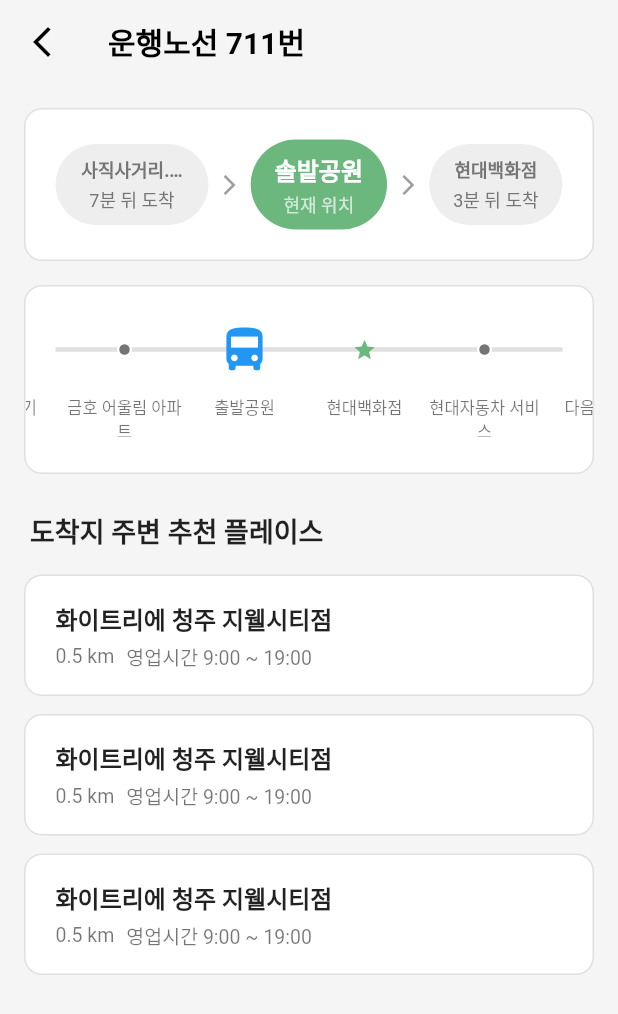
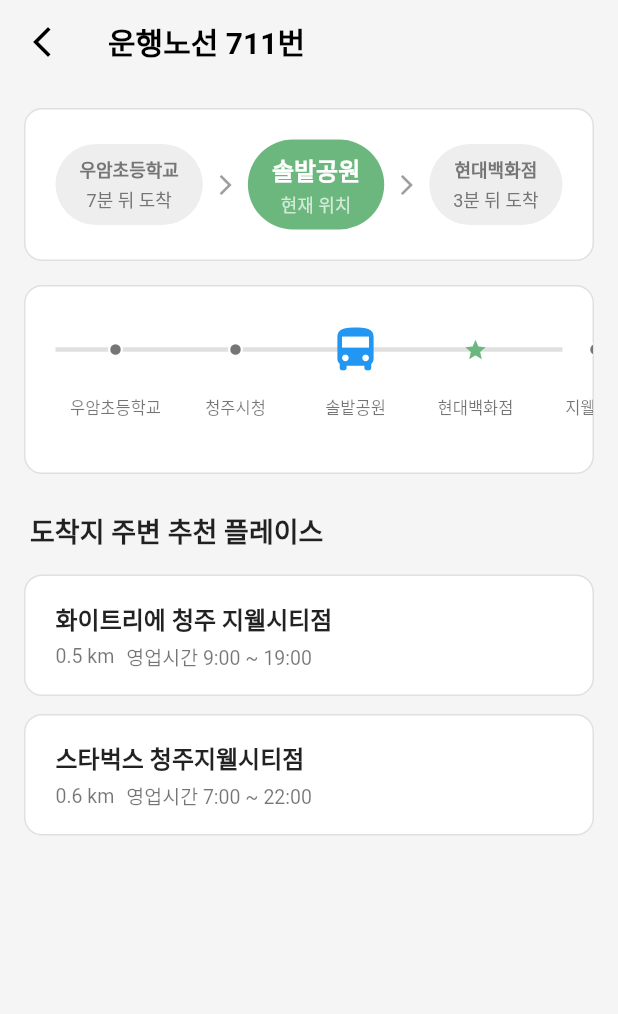
Before and after one commit to LikeLion-CJU-CPR/bustar_app, a Flutter app: the RouteStatusScreen screen opened directly, on a phone screen of 412 x 824 dp. Shown: the top 1014 px of the screen. Run offline on Flutter 3.47's test engine with Material 3 defaults, Android fonts, the phone set to English and light mode, and no system bars.

Commit message:
feat: 더미데이터 기반 동적 경로 데이터 표현

```diff
--- a/lib/screens/home/widgets/favorite_routes_card.dart
+++ b/lib/screens/home/widgets/favorite_routes_card.dart
@@ -36,7 +36,7 @@ class _FavoriteRoutesSectionState extends State<FavoriteRoutesSection> {
                       child: _buildFavoriteRouteCard(
                         '청주대학교.뉴시스',
                         '오송역종점 정류장',
-                        idx: 2,
+                        idx: 1,
                         fromColor: Colors.red,
                         toColor: Colors.red,
                       ),
@@ -75,7 +75,9 @@ class _FavoriteRoutesSectionState extends State<FavoriteRoutesSection> {
       onTap: () {
         Navigator.push(
           context,
-          MaterialPageRoute(builder: (context) => RouteStatusScreen(index: idx)),
+          MaterialPageRoute(
+            builder: (context) => RouteStatusScreen(index: idx),
+          ),
         );
       },
       child: CustomCard(
--- a/lib/screens/route/route_status_screen.dart
+++ b/lib/screens/route/route_status_screen.dart
@@ -3,63 +3,185 @@ import 'package:bustar_app/screens/route/widgets/route_overview_card.dart';
 import 'package:bustar_app/screens/route/widgets/stop_progress_card.dart';
 import 'package:bustar_app/screens/route/widgets/recommendation_card.dart';
 
+// Dummy Data
+final List<Map<String, dynamic>> dummyData = [
+  {
+    'routeNumber': '711번',
+    'routeType': '간선',
+    'routeOverview': {
+      'start': '우암초등학교',
+      'startETA': '7분 뒤 도착',
+      'current': '솔밭공원',
+      'currentETA': '현재 위치',
+      'end': '현대백화점',
+      'endETA': '3분 뒤 도착',
+    },
+    'stopProgress': [
+      {
+        'stopName': '우암초등학교',
+        'isCurrent': false,
+        'isPassed': true,
+        'isDestination': false,
+      },
+      {
+        'stopName': '청주시청',
+        'isCurrent': false,
+        'isPassed': true,
+        'isDestination': false,
+      },
+      {
+        'stopName': '솔밭공원',
+        'isCurrent': true,
+        'isPassed': false,
+        'isDestination': false,
+      },
+      {
+        'stopName': '현대백화점',
+        'isCurrent': false,
+        'isPassed': false,
+        'isDestination': true,
+      },
+      {
+        'stopName': '지웰시티',
+        'isCurrent': false,
+        'isPassed': false,
+        'isDestination': false,
+      },
+    ],
+    'recommendations': [
+      {
+        'title': '화이트리에 청주 지웰시티점',
+        'distance': '0.5 km',
+        'hours': '영업시간 9:00 ~ 19:00',
+      },
+      {
+        'title': '스타벅스 청주지웰시티점',
+        'distance': '0.6 km',
+        'hours': '영업시간 7:00 ~ 22:00',
+      },
+    ],
+  },
+  {
+    'routeNumber': '747번',
+    'routeType': '급행',
+    'routeOverview': {
+      'start': '비하동',
+      'startETA': '5분 뒤 도착',
+      'current': '가경터미널',
+      'currentETA': '현재 위치',
+      'end': '충북대학교',
+      'endETA': '10분 뒤 도착',
+    },
+    'stopProgress': [
+      {
+        'stopName': '비하동',
+        'isCurrent': false,
+        'isPassed': true,
+        'isDestination': false,
+      },
+      {
+        'stopName': '가경터미널',
+        'isCurrent': true,
+        'isPassed': false,
+        'isDestination': false,
+      },
+      {
+        'stopName': '사창사거리',
+        'isCurrent': false,
+        'isPassed': false,
+        'isDestination': false,
+      },
+      {
+        'stopName': '충북대학교',
+        'isCurrent': false,
+        'isPassed': false,
+        'isDestination': true,
+      },
+    ],
+    'recommendations': [
+      {
+        'title': '충북대 정문 맛집',
+        'distance': '0.2 km',
+        'hours': '영업시간 11:00 ~ 22:00',
+      },
+    ],
+  },
+];
+
 class RouteStatusScreen extends StatelessWidget {
-  const RouteStatusScreen({super.key, required index});
+  final int index;
+  const RouteStatusScreen({super.key, required this.index});
 
   @override
   Widget build(BuildContext context) {
+    final routeData = dummyData[index];
+    final routeOverviewData =
+        routeData['routeOverview'] as Map<String, dynamic>;
+    final stopProgressData =
+        routeData['stopProgress'] as List<Map<String, dynamic>>;
+    final recommendationsData =
+        routeData['recommendations'] as List<Map<String, dynamic>>;
+    final routeTypeData = routeData['routeType'] as String;
+
     return Scaffold(
       backgroundColor: Colors.grey.shade100,
       appBar: AppBar(
-        title: const Text(
-          '운행노선 711번',
-          style: TextStyle(color: Colors.black, fontWeight: FontWeight.bold),
+        title: Text(
+          '운행노선 ${routeData['routeNumber']}',
+          style: const TextStyle(
+            color: Colors.black,
+            fontWeight: FontWeight.bold,
+          ),
         ),
         backgroundColor: Colors.transparent,
         elevation: 0,
         leading: IconButton(
           icon: const Icon(Icons.arrow_back_ios_new, color: Colors.black),
-          onPressed: () => Navigator.of(context).pop(),
+          onPressed: () {
+            if (Navigator.canPop(context)) {
+              Navigator.pop(context);
+            }
+          },
         ),
       ),
-      body: const SingleChildScrollView(
-        padding: EdgeInsets.all(16.0),
+      body: SingleChildScrollView(
+        padding: const EdgeInsets.all(16.0),
         child: Column(
           crossAxisAlignment: CrossAxisAlignment.start,
           children: [
             // 1. 노선 개요 카드
-            RouteOverviewCard(),
-            SizedBox(height: 16),
+            RouteOverviewCard(
+              start: routeOverviewData['start']!,
+              startETA: routeOverviewData['startETA']!,
+              current: routeOverviewData['current']!,
+              currentETA: routeOverviewData['currentETA']!,
+              end: routeOverviewData['end']!,
+              endETA: routeOverviewData['endETA']!,
+            ),
+            const SizedBox(height: 16),
 
             // 2. 정류장 진행 상태 카드
-            StopProgressCard(),
-            SizedBox(height: 24),
+            StopProgressCard(stops: stopProgressData, routeType: routeTypeData),
+            const SizedBox(height: 24),
 
             // 3. 추천 플레이스 섹션
-            Padding(
+            const Padding(
               padding: EdgeInsets.only(left: 4.0, bottom: 16.0),
               child: Text(
                 '도착지 주변 추천 플레이스',
                 style: TextStyle(fontSize: 18, fontWeight: FontWeight.bold),
               ),
             ),
-            RecommendationCard(
-              title: '화이트리에 청주 지웰시티점',
-              distance: '0.5 km',
-              hours: '영업시간 9:00 ~ 19:00',
-            ),
-            SizedBox(height: 12),
-            RecommendationCard(
-              title: '화이트리에 청주 지웰시티점',
-              distance: '0.5 km',
-              hours: '영업시간 9:00 ~ 19:00',
-            ),
-            SizedBox(height: 12),
-            RecommendationCard(
-              title: '화이트리에 청주 지웰시티점',
-              distance: '0.5 km',
-              hours: '영업시간 9:00 ~ 19:00',
-            ),
+            ...recommendationsData.map((rec) {
+              return Padding(
+                padding: const EdgeInsets.only(bottom: 12.0),
+                child: RecommendationCard(
+                  title: rec['title']!,
+                  distance: rec['distance']!,
+                  hours: rec['hours']!,
+                ),
+              );
+            }),
           ],
         ),
       ),
--- a/lib/screens/route/widgets/route_overview_card.dart
+++ b/lib/screens/route/widgets/route_overview_card.dart
@@ -4,7 +4,22 @@ import 'package:bustar_app/widgets/custom_card.dart';
 import 'package:bustar_app/extensions/string_extensions.dart';
 
 class RouteOverviewCard extends StatelessWidget {
-  const RouteOverviewCard({super.key});
+  final String start;
+  final String startETA;
+  final String current;
+  final String currentETA;
+  final String end;
+  final String endETA;
+
+  const RouteOverviewCard({
+    super.key,
+    required this.start,
+    required this.startETA,
+    required this.current,
+    required this.currentETA,
+    required this.end,
+    required this.endETA,
+  });
 
   @override
   Widget build(BuildContext context) {
@@ -16,15 +31,11 @@ class RouteOverviewCard extends StatelessWidget {
           Row(
             mainAxisAlignment: MainAxisAlignment.spaceBetween,
             children: [
-              _buildStep(
-                '사직사거리.시립미술관(교육도서관) 정류장',
-                '7분 뒤 도착',
-                Colors.grey.shade600,
-              ),
+              _buildStep(start, startETA, Colors.grey.shade600),
               const Icon(Icons.arrow_forward_ios, color: Colors.grey, size: 16),
-              _buildStep('솔밭공원', '현재 위치', Colors.black, isCurrent: true),
+              _buildStep(current, currentETA, Colors.black, isCurrent: true),
               const Icon(Icons.arrow_forward_ios, color: Colors.grey, size: 16),
-              _buildStep('현대백화점', '3분 뒤 도착', Colors.grey.shade600),
+              _buildStep(end, endETA, Colors.grey.shade600),
             ],
           ),
         ],
--- a/lib/screens/route/widgets/stop_progress_card.dart
+++ b/lib/screens/route/widgets/stop_progress_card.dart
@@ -1,30 +1,34 @@
 import 'package:flutter/material.dart';
-
 import 'package:bustar_app/widgets/custom_card.dart';
 
 class StopProgressCard extends StatefulWidget {
-  const StopProgressCard({super.key});
+  final List<Map<String, dynamic>> stops;
+  final String routeType;
+  const StopProgressCard({
+    super.key,
+    required this.stops,
+    required this.routeType,
+  });
 
   @override
   State<StopProgressCard> createState() => _StopProgressCardState();
 }
 
 class _StopProgressCardState extends State<StopProgressCard> {
-  // ✨ 2. ScrollController 생성
   final ScrollController _scrollController = ScrollController();
-
-  // 각 정류장 아이템의 너비
   final double _itemWidth = 80.0;
-
-  // 버스 아이콘의 인덱스 (0부터 시작)
-  final int _busIconIndex = 4;
+  int _busIconIndex = 0;
 
   @override
   void initState() {
     super.initState();
-    // ✨ 3. 첫 프레임이 렌더링된 후 스크롤 위치를 계산하고 이동
+    _busIconIndex = widget.stops.indexWhere(
+      (stop) => stop['isCurrent'] == true,
+    );
     WidgetsBinding.instance.addPostFrameCallback((_) {
-      _scrollToCenter();
+      if (_busIconIndex != -1) {
+        _scrollToCenter();
+      }
     });
   }
 
@@ -34,18 +38,11 @@ class _StopProgressCardState extends State<StopProgressCard> {
     super.dispose();
   }
 
-  // 버스 아이콘이 중앙에 오도록 스크롤하는 함수
   void _scrollToCenter() {
-    // 화면의 중앙 위치 계산
     final screenWidth = MediaQuery.of(context).size.width;
     final centerPosition = screenWidth / 2;
-
-    // 버스 아이콘의 중앙까지의 스크롤 위치 계산
-    // (버스 아이콘의 인덱스 * 아이템 너비) + (아이템 너비의 절반) - (화면 너비의 절반)
     final scrollOffset =
-        ((_busIconIndex + 1) * _itemWidth) + (_itemWidth / 2) - centerPosition;
-
-    // 계산된 위치로 스크롤 이동
+        ((_busIconIndex) * _itemWidth) + (_itemWidth / 2) - centerPosition;
     _scrollController.animateTo(
       scrollOffset,
       duration: const Duration(milliseconds: 500),
@@ -53,8 +50,22 @@ class _StopProgressCardState extends State<StopProgressCard> {
     );
   }
 
+  Color _getBusColor() {
+    switch (widget.routeType) {
+      case '급행':
+        return Colors.red;
+      case '간선':
+        return Colors.blue;
+      case '순환':
+        return Colors.yellow;
+      default:
+        return Colors.grey;
+    }
+  }
+
   @override
   Widget build(BuildContext context) {
+    final busColor = _getBusColor();
     return CustomCard(
       padding: const EdgeInsets.symmetric(vertical: 24),
       child: SizedBox(
@@ -68,58 +79,25 @@ class _StopProgressCardState extends State<StopProgressCard> {
               child: Container(height: 3, color: Colors.grey.shade300),
             ),
             SingleChildScrollView(
-              // ✨ 4. 컨트롤러 연결
               controller: _scrollController,
               scrollDirection: Axis.horizontal,
               padding: const EdgeInsets.symmetric(horizontal: 20.0),
               child: Row(
-                children: [
-                  _StopItem(
-                    label: '충북대 입구',
-                    iconType: StopIconType.dot,
+                children: widget.stops.map((stop) {
+                  StopIconType iconType = StopIconType.dot;
+                  if (stop['isCurrent'] == true) {
+                    iconType = StopIconType.bus;
+                  } else if (stop['isDestination'] == true) {
+                    iconType = StopIconType.star;
+                  }
+
+                  return _StopItem(
+                    label: stop['stopName'],
+                    iconType: iconType,
                     itemWidth: _itemWidth,
-                  ),
-                  _StopItem(
-                    label: '산업단지 입구',
-                    iconType: StopIconType.dot,
-                    itemWidth: _itemWidth,
-                  ),
-                  _StopItem(
-                    label: '상화 전기',
-                    iconType: StopIconType.dot,
-                    itemWidth: _itemWidth,
-                  ),
-                  _StopItem(
-                    label: '금호 어울림 아파트',
-                    iconType: StopIconType.dot,
-                    itemWidth: _itemWidth,
-                  ),
-                  _StopItem(
-                    label: '출발공원',
-                    iconType: StopIconType.bus,
-                    itemWidth: _itemWidth,
-                  ),
-                  _StopItem(
-                    label: '현대백화점',
-                    iconType: StopIconType.star,
-                    itemWidth: _itemWidth,
-                  ),
-                  _StopItem(
-                    label: '현대자동차 서비스',
-                    iconType: StopIconType.dot,
-                    itemWidth: _itemWidth,
-                  ),
-                  _StopItem(
-                    label: '다음 정류장',
-                    iconType: StopIconType.dot,
-                    itemWidth: _itemWidth,
-                  ),
-                  _StopItem(
-                    label: '그 다음 정류장',
-                    iconType: StopIconType.dot,
-                    itemWidth: _itemWidth,
-                  ),
-                ],
+                    busColor: busColor,
+                  );
+                }).toList(),
               ),
             ),
           ],
@@ -135,11 +113,13 @@ class _StopItem extends StatelessWidget {
   final String label;
   final StopIconType iconType;
   final double itemWidth;
+  final Color busColor;
 
   const _StopItem({
     required this.label,
     required this.iconType,
     required this.itemWidth,
+    required this.busColor,
   });
 
   @override
@@ -171,7 +151,7 @@ class _StopItem extends StatelessWidget {
   Widget _buildIcon() {
     switch (iconType) {
       case StopIconType.bus:
-        return const Icon(Icons.directions_bus, color: Colors.blue, size: 36);
+        return Icon(Icons.directions_bus, color: busColor, size: 36);
       case StopIconType.star:
         return const Icon(Icons.star, color: Color(0xFF6CB77E), size: 16);
       case StopIconType.dot:
```
